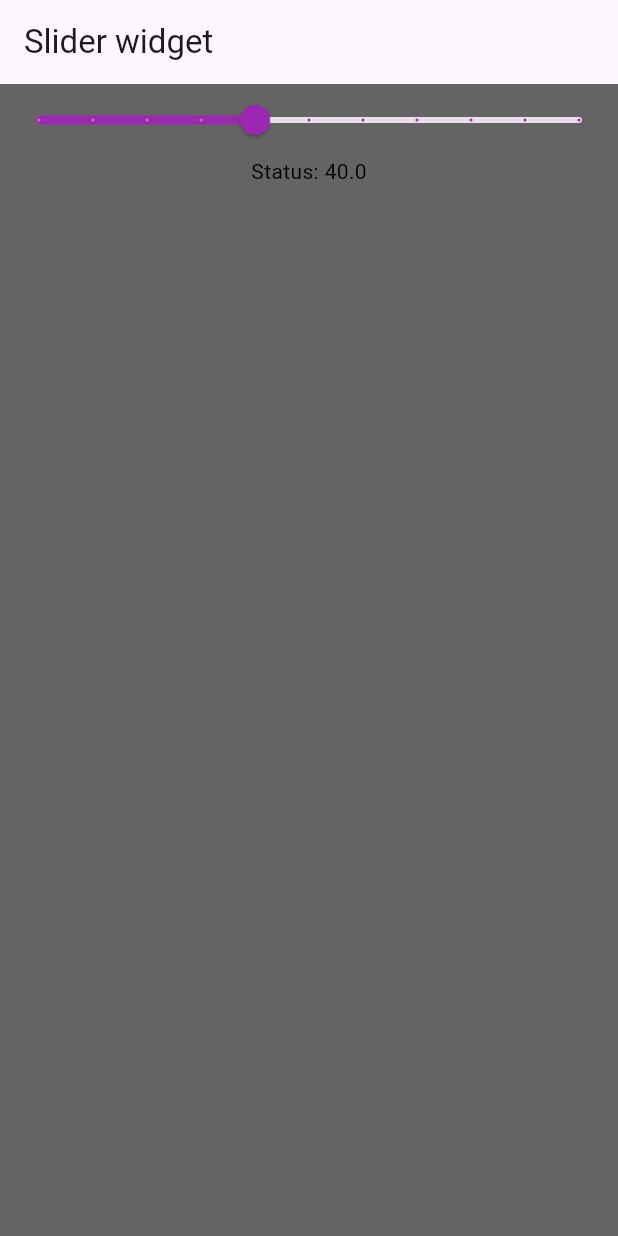
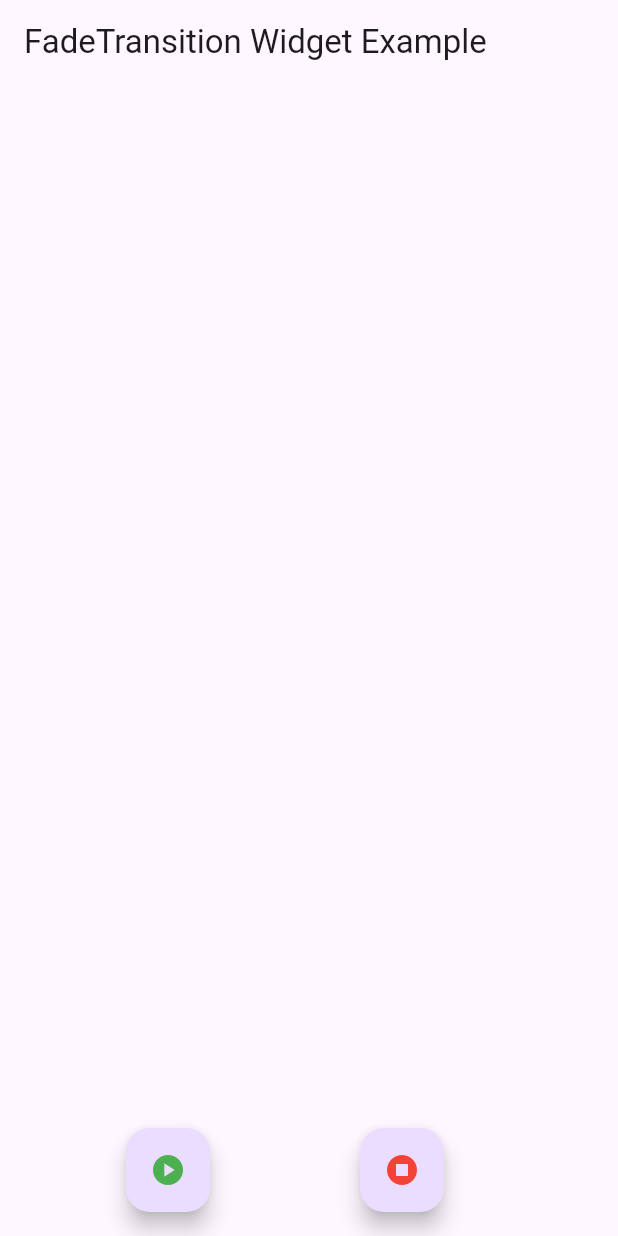
Before and after one commit to vaibhavt-nt/flutter_training, a Flutter app: the screen it shows after launch, on a phone screen of 412 x 824 dp. Run offline on Flutter 3.47's test engine with Material 3 defaults, Android fonts, the phone set to English and light mode, and no system bars; key blocks and very long unbroken strings in the code were emptied for the run.

Commit message:
FadeTransation Widget learned

```diff
--- a/lib/main.dart
+++ b/lib/main.dart
@@ -2,6 +2,7 @@ import 'package:flutter/cupertino.dart';
 import 'package:flutter/material.dart';
 import 'package:flutter_training/widgets/Wrap.dart';
 import 'package:flutter_training/widgets/drawer.dart';
+import 'package:flutter_training/widgets/fade_transition.dart';
 import 'package:flutter_training/widgets/gesture_detector.dart';
 import 'package:flutter_training/widgets/gride_view.dart';
 import 'package:flutter_training/widgets/list_view.dart';
@@ -24,7 +25,7 @@ class homepage extends StatelessWidget {
   Widget build(BuildContext context) {
     return MaterialApp(
       title: "my home page",
-      home: slider_widget(),
+      home: FadeTranstionWidget(),
     );
   }
 }
--- /dev/null
+++ b/lib/widgets/fade_transition.dart
@@ -0,0 +1,92 @@
+import 'package:flutter/material.dart';
+
+class FadeTranstionWidget extends StatefulWidget {
+  const FadeTranstionWidget({super.key});
+
+  @override
+  State<FadeTranstionWidget> createState() => _FadeTranstionWidgetState();
+}
+
+class _FadeTranstionWidgetState extends State<FadeTranstionWidget>
+    with SingleTickerProviderStateMixin{
+  late AnimationController _animationController;
+  late Animation _animation;
+  late CurvedAnimation curvedAnimation;
+
+
+  @override
+  void initState() {
+
+    _animationController=AnimationController(vsync: this,duration: Duration(milliseconds:500 ));
+
+    curvedAnimation=CurvedAnimation(parent: _animationController, curve: Curves.easeIn);
+
+    _animation = Tween(
+      begin: 0.0 ,
+      end: 1.0 ,
+    ).animate(curvedAnimation);
+
+    _animation.addStatusListener((status) {
+      if(status == AnimationStatus.completed)
+        _animationController.reverse();
+      else if (status ==AnimationStatus.dismissed)
+        _animationController.forward();
+    });
+
+    super.initState();
+  }
+
+  @override
+  void dispose() {
+
+    _animationController.dispose();
+    // TODO: implement dispose
+    super.dispose();
+  }
+
+  @override
+  Widget build(BuildContext context) {
+    return Scaffold(
+      resizeToAvoidBottomInset: true,
+
+      appBar: AppBar(
+        title: Text("FadeTransition Widget Example"),
+      ),
+      body: Center(
+        child: FadeTransition(opacity: _animationController,
+          child: Icon(Icons.favorite,
+          color: Colors.red,
+          size: 300,),
+        ),
+      ),
+      floatingActionButton: SafeArea(
+        bottom: true,
+        maintainBottomViewPadding: true,
+
+        child: Row(
+          mainAxisSize: MainAxisSize.max,
+          mainAxisAlignment: MainAxisAlignment.spaceEvenly,
+          crossAxisAlignment: CrossAxisAlignment.center,
+
+          children: [
+            FloatingActionButton(
+              child: Icon(Icons.play_circle,color: Colors.green,),
+              onPressed: () {
+              setState(() {
+                _animationController.forward();
+              });
+            },),
+
+            FloatingActionButton(
+              child: Icon(Icons.stop_circle,color: Colors.red,),
+              onPressed: () {
+              setState(() {
+                _animationController.stop();
+              });
+            },),
+          ],
+        ),
+      ),
+    );
+  }
+}
--- a/lib/widgets/gesture_detector.dart
+++ b/lib/widgets/gesture_detector.dart
@@ -2,7 +2,7 @@ import 'package:flutter/gestures.dart';
 import 'package:flutter/material.dart';
 import 'package:flutter_training/widgets/baseline_widget.dart';
 
-import 'TabPageSelector.dart';
+import 'tab_page_selector.dart';
 
 class GestureDetectorPage extends StatelessWidget {
   const GestureDetectorPage({super.key});
```
Also changed, not shown: lib/widgets/tab_page_selector.dart (renamed from lib/widgets/TabPageSelector.dart).
